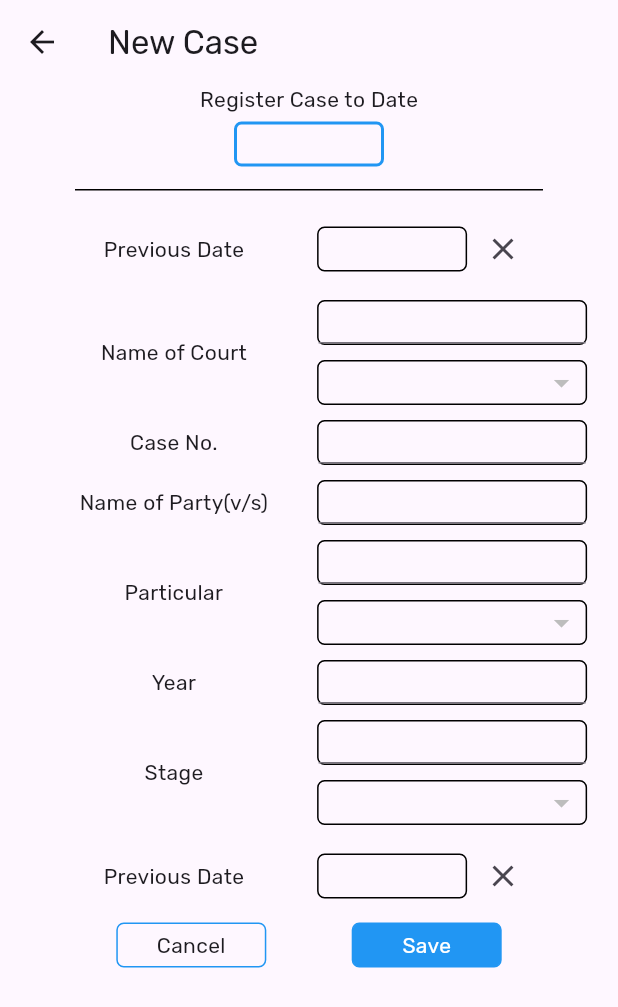
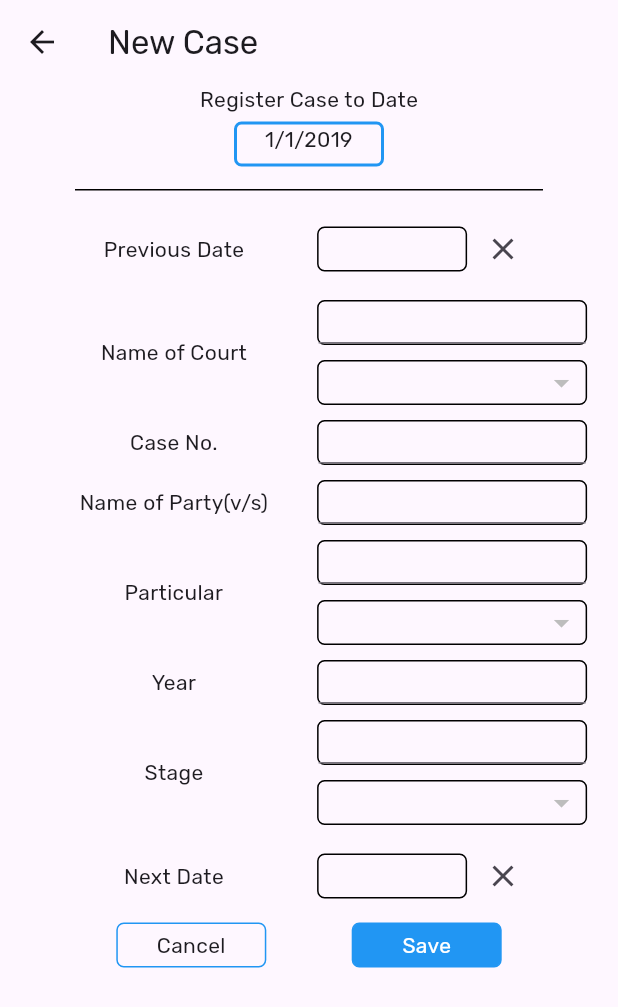
Before and after one commit to Mann082/LawPoint, a Flutter app: the NewCaseScreen screen opened by its route, on a phone screen of 412 x 824 dp. Shown: the top 1007 px of the screen. Run offline on Flutter 3.47's test engine with Material 3 defaults, Android fonts, the phone set to English and light mode, and no system bars; our stand-ins replace calendar_date_picker2, google_fonts, table_calendar; missing offline and left inert: table_sticky_headers.

Commit message:
feat: async code for datePicker

```diff
--- a/lib/screens/newCase.dart
+++ b/lib/screens/newCase.dart
@@ -1,3 +1,5 @@
+import 'dart:developer';
+
 import 'package:flutter/cupertino.dart';
 import 'package:flutter/material.dart';
 import 'package:calendar_date_picker2/calendar_date_picker2.dart';
@@ -14,6 +16,21 @@ class NewCaseScreen extends StatefulWidget {
 
 class _NewCaseScreenState extends State<NewCaseScreen> {
   GlobalKey<FormState> _formKey = GlobalKey();
+  DateTime? registerDate;
+  DateTime? previousDate;
+  DateTime? nextDate;
+
+  openDatePicker() async {
+    var result = await showCalendarDatePicker2Dialog(
+      context: context,
+      config: CalendarDatePicker2WithActionButtonsConfig(),
+      dialogSize: const Size(325, 400),
+      borderRadius: BorderRadius.circular(15),
+    );
+    if (result == null || result.isEmpty) return null;
+    return result[0];
+  }
+
   @override
   Widget build(BuildContext context) {
     var size = MediaQuery.of(context).size;
@@ -33,7 +50,14 @@ class _NewCaseScreenState extends State<NewCaseScreen> {
                     const SizedBox(
                       height: 5,
                     ),
-                    Container(
+                    InkWell(
+                      onTap: () async {
+                        registerDate = await openDatePicker();
+                        setState(() {
+                          log(registerDate.toString());
+                        });
+                      },
+                      child: Container(
                         width: 100,
                         height: 30,
                         decoration: BoxDecoration(
@@ -42,6 +66,12 @@ class _NewCaseScreenState extends State<NewCaseScreen> {
                                 color: Colors.blue,
                                 width: 2,
                                 style: BorderStyle.solid)),
+                        child: Text(
+                          DateFormat.yMd()
+                              .format(registerDate ?? DateTime(2019)),
+                          textAlign: TextAlign.center,
+                        ),
+                      ),
                     ),
                     const SizedBox(
                       height: 15,
@@ -368,7 +398,7 @@ class _NewCaseScreenState extends State<NewCaseScreen> {
                         children: [
                           const Expanded(
                               child: Text(
-                            'Previous Date',
+                            'Next Date',
                             textAlign: TextAlign.center,
                           )),
                           SizedBox(
```
Lines whose indentation alone changed are shown as unchanged.
